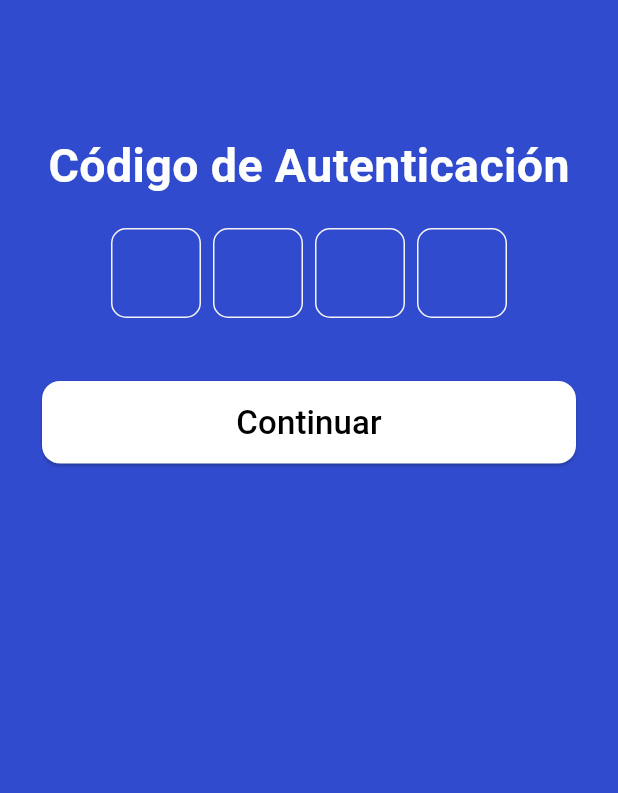
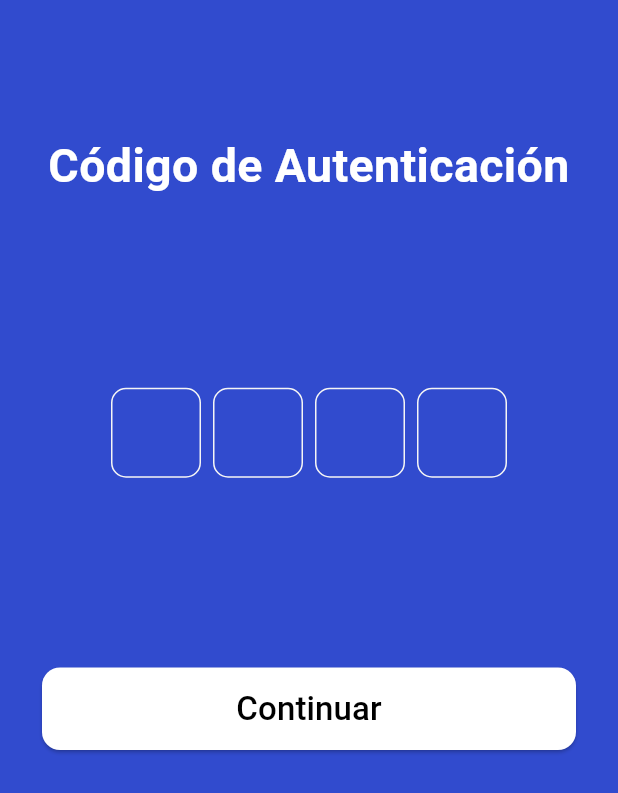
Before and after one commit to rjcalifornia/votefusion-mobile-app, a Flutter app: the screen it shows after launch, on a phone screen of 412 x 824 dp. Shown: the top 793 px of the screen. Run offline on Flutter 3.47's test engine with Material 3 defaults, Android fonts, the light colour scheme and no system bars; drawn by our look-alikes of pinput.

Commit message:
Changes to be committed: 	modified:   lib/ui/screens/login.dart

```diff
--- a/lib/ui/screens/login.dart
+++ b/lib/ui/screens/login.dart
@@ -46,8 +46,9 @@ class _LoginScreenState extends State<LoginScreen> {
                               fontWeight: FontWeight.bold,
                               fontSize: 31,
                             ),
+                            textAlign: TextAlign.center,
                           ),
-                          const SizedBox(height: 20),
+                          const Spacer(),
                           Pinput(
                             length: 4,
                             showCursor: true,
@@ -68,9 +69,7 @@ class _LoginScreenState extends State<LoginScreen> {
                             ),
                             onCompleted: (pin) => print(pin),
                           ),
-                          const SizedBox(
-                            height: 42,
-                          ),
+                          const Spacer(),
                           ElevatedButton(
                             style: ElevatedButton.styleFrom(
                               backgroundColor: Colors.white,
```
